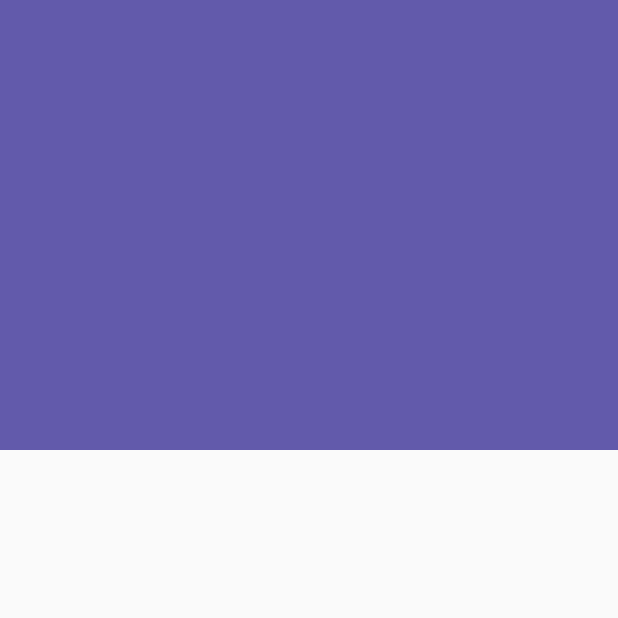
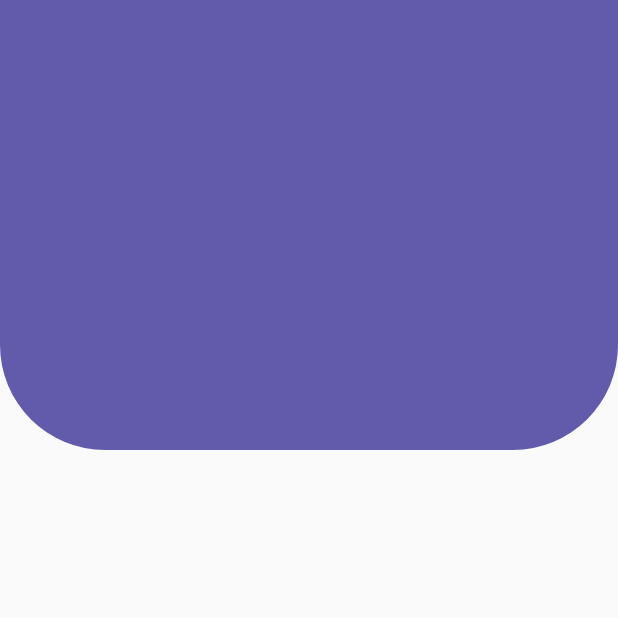
Before and after one commit to michaelrondon27/curso_flutter_intermedio, a Flutter app: the screen it shows after launch, on a phone screen of 412 x 824 dp, the top half of it. Run offline on Flutter 3.47's test engine with Material 2 defaults, Android fonts, the phone set to English and light mode, and no system bars.

Commit message:
14. Header Circular

```diff
--- a/disenos_app/lib/src/pages/headers_page.dart
+++ b/disenos_app/lib/src/pages/headers_page.dart
@@ -6,7 +6,7 @@
   @override
   Widget build(BuildContext context) {
     return Scaffold(
-      body: HeaderCuadrado(),
+      body: HeaderBorderRedondeados(),
     );
   }
 }
--- a/disenos_app/lib/src/widgets/headers.dart
+++ b/disenos_app/lib/src/widgets/headers.dart
@@ -1,4 +1,17 @@
 import 'package:flutter/material.dart';
+
+class HeaderBorderRedondeados extends StatelessWidget {
+  @override
+  Widget build(BuildContext context) {
+    return Container(
+      decoration: BoxDecoration(
+        borderRadius: BorderRadius.only( bottomLeft: Radius.circular( 70 ), bottomRight: Radius.circular( 70 ) ),
+        color: Color(0xff625AAB),
+      ),
+      height: 300,
+    );
+  }
+}
 
 class HeaderCuadrado extends StatelessWidget {
   @override
```
